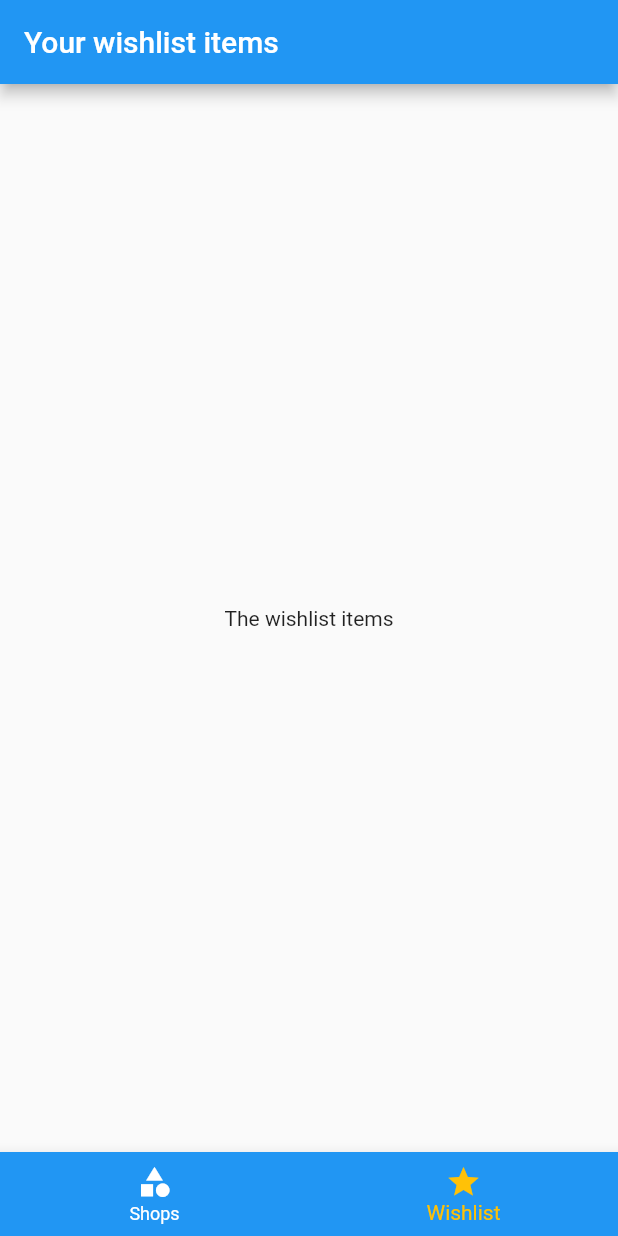
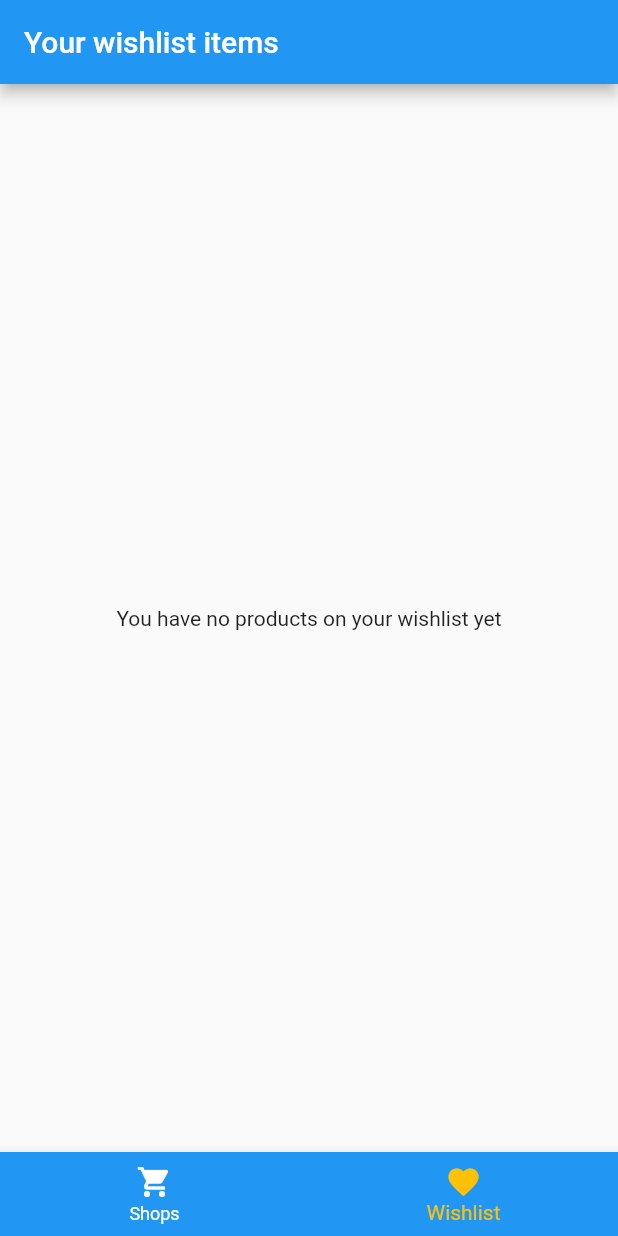
Before and after one commit to nejlaban/granapp, a Flutter app: the screen it shows after launch, item 2 of the bottom bar chosen, on a phone screen of 412 x 824 dp. Run offline on Flutter 3.47's test engine with Material 2 defaults, Android fonts, the phone set to English and light mode, and no system bars.

Commit message:
Add 'add to wishlist' feature

```diff
--- a/lib/main.dart
+++ b/lib/main.dart
@@ -1,13 +1,42 @@
 import 'package:flutter/material.dart';
+import 'package:ponedjeljak/dummy_data.dart';
 import 'package:ponedjeljak/screens/product_detail_screen.dart';
 import 'screens/shops_screen.dart';
 import 'screens/shop_products_screen.dart';
 
 import 'screens/tabs_screen.dart';
+import 'models/product.dart';
 
 void main() => runApp(MyApp());
 
-class MyApp extends StatelessWidget {
+class MyApp extends StatefulWidget {
+  @override
+  _MyAppState createState() => _MyAppState();
+}
+
+class _MyAppState extends State<MyApp> {
+  List<Product> _wishlistProducts = [];
+
+  void _toggleWishlist(String productId) {
+    // metoda koja ce ili dodati ili ukloniti sa wishliste (toggle)
+    final existingIndex =
+        _wishlistProducts.indexWhere((product) => product.id == productId);
+    if (existingIndex >= 0) {
+      setState(() {
+        _wishlistProducts.removeAt(existingIndex);
+      });
+    } else {
+      setState(() {
+        _wishlistProducts.add(
+            DUMMY_PRODUCTS.firstWhere((product) => product.id == productId));
+      });
+    }
+  }
+
+  bool _isProductOnWishlist(String id) {
+    return _wishlistProducts.any((product) => product.id == id);
+  }
+
   @override
   Widget build(BuildContext context) {
     return MaterialApp(
@@ -19,9 +48,10 @@ class MyApp extends StatelessWidget {
       // home: ShopsScreen(),
       // initialRoute: '/',
       routes: {
-        '/': (ctx) => TabsScreen(),
+        '/': (ctx) => TabsScreen(_wishlistProducts),
         ShopProductsScreen.routeName: (ctx) => ShopProductsScreen(),
-        ProductDetailsScreen.routeName: (ctx) => ProductDetailsScreen(),
+        ProductDetailsScreen.routeName: (ctx) =>
+            ProductDetailsScreen(_toggleWishlist, _isProductOnWishlist),
       },
     );
   }
--- a/lib/screens/tabs_screen.dart
+++ b/lib/screens/tabs_screen.dart
@@ -3,7 +3,13 @@ import 'package:flutter/material.dart';
 import 'shops_screen.dart';
 import 'wishlist_screen.dart';
 
+import '../models/product.dart';
+
 class TabsScreen extends StatefulWidget {
+  final List<Product> wishlistProducts;
+
+  TabsScreen(this.wishlistProducts);
+
   @override
   _TabsScreenState createState() => _TabsScreenState();
 }
@@ -14,12 +20,20 @@ class _TabsScreenState extends State<TabsScreen> {
     FavoritesScreen(),
   ]; */
 
-  final List<Map<String, Object>> _pages = [
-    {'page': ShopsScreen(), 'title': 'Shops'},
-    {'page': WishlistScreen(), 'title': 'Your wishlist items'},
-  ];
+  List<Map<String, Object>> _pages;
 
   int _selectedPageIndex = 0;
+
+  @override
+  initState() {
+    _pages = [
+      {'page': ShopsScreen(), 'title': 'Shops'},
+      {
+        'page': WishlistScreen(widget.wishlistProducts),
+        'title': 'Your wishlist items'
+      },
+    ];
+  }
 
   void _selectPage(int index) {
     setState(() {
@@ -46,9 +60,9 @@ class _TabsScreenState extends State<TabsScreen> {
 
         items: [
           BottomNavigationBarItem(
-              icon: Icon(Icons.category), title: Text('Shops')),
+              icon: Icon(Icons.shopping_cart), title: Text('Shops')),
           BottomNavigationBarItem(
-              icon: Icon(Icons.star), title: Text('Wishlist')),
+              icon: Icon(Icons.favorite), title: Text('Wishlist')),
         ],
       ),
     );
--- a/lib/screens/wishlist_screen.dart
+++ b/lib/screens/wishlist_screen.dart
@@ -1,10 +1,31 @@
 import 'package:flutter/material.dart';
 
+import '../models/product.dart';
+import '../widgets/product_item.dart';
+
 class WishlistScreen extends StatelessWidget {
+  final List<Product> wishlistProducts;
+
+  WishlistScreen(this.wishlistProducts);
+
   @override
   Widget build(BuildContext context) {
-    return Center(
-      child: Text('The wishlist items'),
-    );
+    if (wishlistProducts.isEmpty) {
+      return Center(
+        child: Text('You have no products on your wishlist yet'),
+      );
+    } else {
+      return ListView.builder(
+        itemBuilder: (ctx, index) {
+          // return Text(shopProducts[index].title);
+          return ProductItem(
+              id: wishlistProducts[index].id,
+              title: wishlistProducts[index].title,
+              price: wishlistProducts[index].price,
+              imageUrl: wishlistProducts[index].imageUrl);
+        },
+        itemCount: wishlistProducts.length,
+      );
+    }
   }
 }
```
Also changed, not shown: lib/screens/product_detail_screen.dart (+11 -0 lines).
